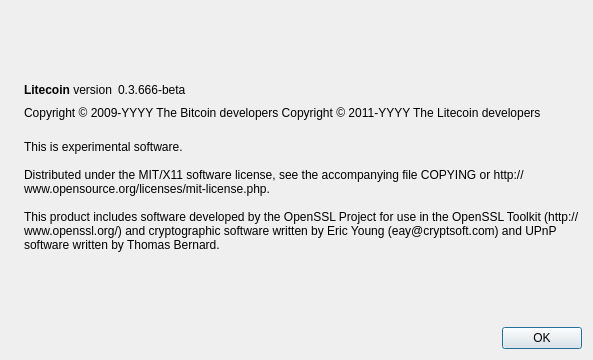
Above: src/qt/forms/aboutdialog.ui from ruipnet/rubcoin before the change. Below: the same form after it.
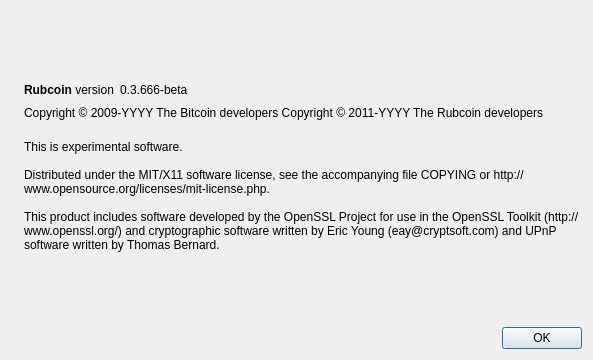
That is the form after the change. Icons and pictures are not drawn.

The edit to the form file:
```diff
--- a/src/qt/forms/aboutdialog.ui
+++ b/src/qt/forms/aboutdialog.ui
@@ -50,7 +50,7 @@
           <cursorShape>IBeamCursor</cursorShape>
          </property>
          <property name="text">
-          <string>&lt;b&gt;Litecoin&lt;/b&gt; version</string>
+          <string>&lt;b&gt;Rubcoin&lt;/b&gt; version</string>
          </property>
          <property name="textInteractionFlags">
           <set>Qt::LinksAccessibleByMouse|Qt::TextSelectableByKeyboard|Qt::TextSelectableByMouse</set>
@@ -92,7 +92,7 @@
        </property>
        <property name="text">
         <string notr="true">Copyright &amp;copy; 2009-YYYY The Bitcoin developers
-Copyright &amp;copy; 2011-YYYY The Litecoin developers</string>
+Copyright &amp;copy; 2011-YYYY The Rubcoin developers</string>
        </property>
        <property name="textFormat">
         <enum>Qt::RichText</enum>
```
Left out of the diff: 2 changed lines with no effect on the pictures.
